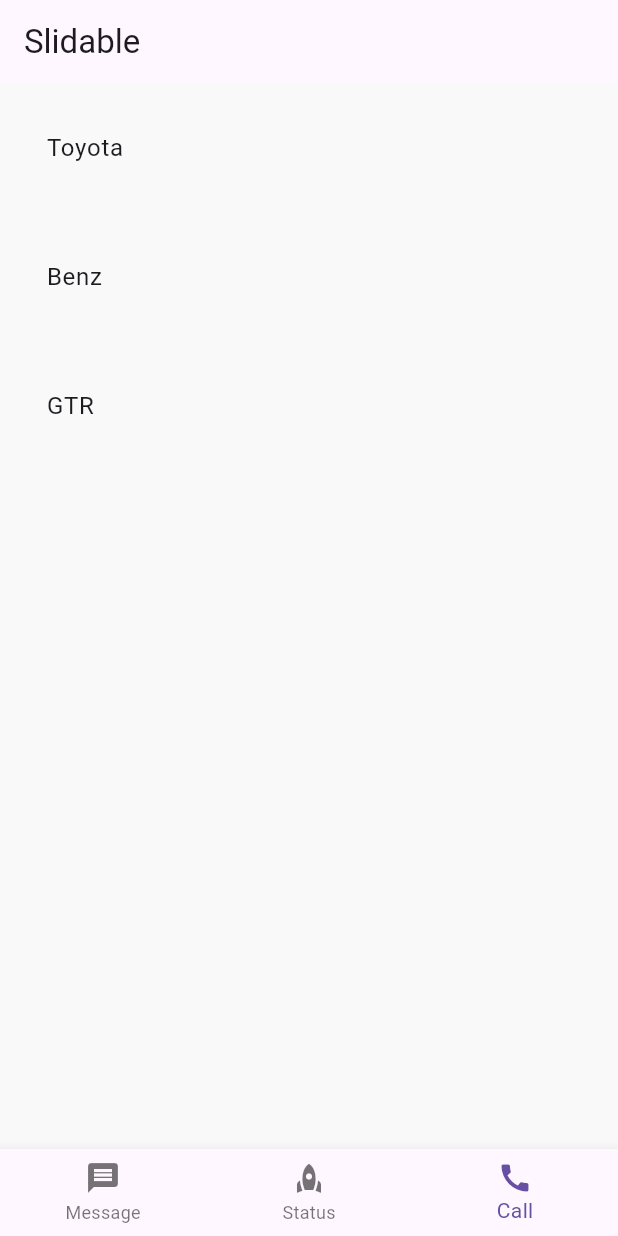
After one commit to jbpranov2204/Flutter_Projects, a Flutter app: the screen it shows after launch, item 3 of the bottom bar chosen, on a phone screen of 412 x 824 dp. The commit adds this screen. Run offline on Flutter 3.47's test engine with Material 3 defaults, Android fonts, the phone set to English and light mode, and no system bars; drawn by our look-alikes of flutter_slidable.

Commit message:
made some changes

```diff
--- /dev/null
+++ b/lib/Pages/Slidable_Page.dart
@@ -0,0 +1,55 @@
+import 'package:flutter/material.dart';
+import 'package:flutter_slidable/flutter_slidable.dart';
+
+class Slidable_Page extends StatefulWidget {
+  const Slidable_Page({super.key});
+
+  @override
+  State<Slidable_Page> createState() => _SlidableWidgetState();
+}
+
+class _SlidableWidgetState extends State<Slidable_Page> {
+  final List _Cars = ['Toyota', 'Benz', 'GTR'];
+
+  @override
+  Widget build(BuildContext context) {
+    return Scaffold(
+        appBar: AppBar(
+          title:  Text('Slidable'),
+        ),
+        body: ListView.builder(
+            itemCount: _Cars.length,
+            itemBuilder: (context, index) {
+              return Slidable(
+                key: ValueKey(_Cars[index]),
+                startActionPane: ActionPane(
+                  motion:  StretchMotion(),
+                  children: [
+                    SlidableAction(
+                      onPressed: (context) {},
+                      label: 'Delete',
+                      icon: Icons.delete,
+                      backgroundColor: Colors.red,
+                    ),
+                    SlidableAction(
+                      onPressed: (context) {},
+                      label: 'Share',
+                      icon: Icons.share,
+                      backgroundColor:  Color.fromARGB(255, 192, 251, 252),
+
+                    ),
+
+                  ],
+                ),
+                child: Padding(
+                  padding:  EdgeInsets.all(15.0),
+                  child: Container(
+                    child: ListTile(
+                      title: Text(_Cars[index]),
+                    ),
+                  ),
+                ),
+              );
+            }));
+  }
+}
--- /dev/null
+++ b/lib/Widgets/Bottom_Navigation.dart
@@ -0,0 +1,48 @@
+import 'package:flutter/material.dart';
+import 'package:flutter_application_2/Componets/Alert_Comp.dart';
+import 'package:flutter_application_2/Pages/BottomSheet_page.dart';
+import 'package:flutter_application_2/Pages/Slidable_Page.dart';
+
+
+
+class Bottom_Navigation extends StatefulWidget {
+  Bottom_Navigation({super.key});
+
+  @override
+  State<Bottom_Navigation> createState() => _Bottom_NavigationState();
+}
+
+class _Bottom_NavigationState extends State<Bottom_Navigation> {
+  void ontap(int a) {
+    setState(() {
+      _selectedIndex = a;
+    });
+
+  }
+
+  int _selectedIndex = 0;
+
+  List Widgets = [
+    Alert_Comp(),
+    Bottomsheet_Page(),
+    Slidable_Page()
+
+  ];
+
+  @override
+  Widget build(BuildContext context) {
+    return Scaffold(
+
+      body: Widgets.elementAt(_selectedIndex),
+      bottomNavigationBar: BottomNavigationBar(
+        items: [
+          BottomNavigationBarItem(icon: Icon(Icons.message), label: 'Message'),
+          BottomNavigationBarItem(icon: Icon(Icons.rocket), label: 'Status'),
+          BottomNavigationBarItem(icon: Icon(Icons.call), label: 'Call')
+        ],
+        currentIndex: _selectedIndex,
+        onTap: ontap,
+      ),
+    );
+  }
+}
--- a/lib/Widgets/Button.dart
+++ b/lib/Widgets/Button.dart
@@ -15,7 +15,7 @@ class ButtonWidget extends StatelessWidget {
             TextButton(
               onPressed: (){},
               child: const Text('press',
-              style: TextStyle(fontSize: 100),)
+              )
               )
 
           ],
--- a/lib/Widgets/TabBar.dart
+++ b/lib/Widgets/TabBar.dart
@@ -19,6 +19,7 @@ class TabBarWidget extends StatelessWidget {
               tabs: [
                 Tab(
                   icon: Icon(Icons.call),
+
                 ),
                 Tab(
                   icon: Icon(Icons.message),
--- a/lib/main.dart
+++ b/lib/main.dart
@@ -1,5 +1,6 @@
 import 'package:flutter/material.dart';
-import 'package:flutter_application_2/Widgets/TabBar.dart';
+import 'package:flutter_application_2/Widgets/Bottom_Navigation.dart';
+
 
 
 
@@ -19,7 +20,7 @@ class MyApp extends StatelessWidget {
 
 
       ),
-        home:const TabBarWidget(),
+        home:Bottom_Navigation(),
         debugShowCheckedModeBanner: false,
 
     );
```
Also changed, not shown: lib/Pages/BottomSheet_page.dart (added, +37 -0 lines), lib/Widgets/Drawer.dart (+6 -3 lines).
